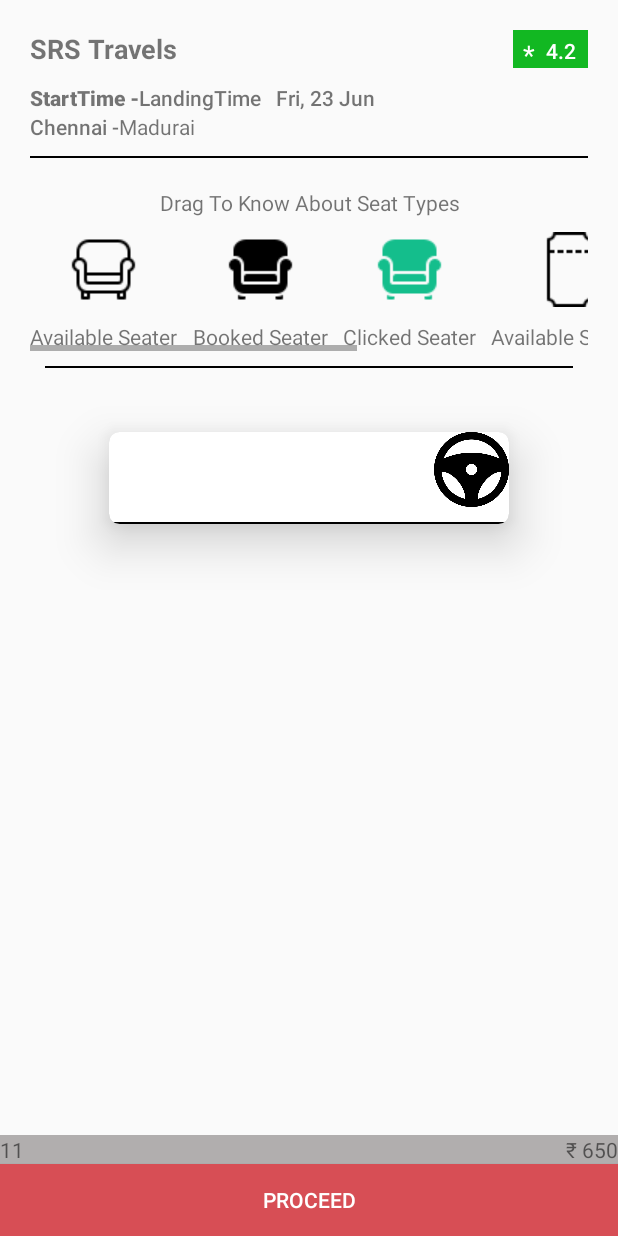
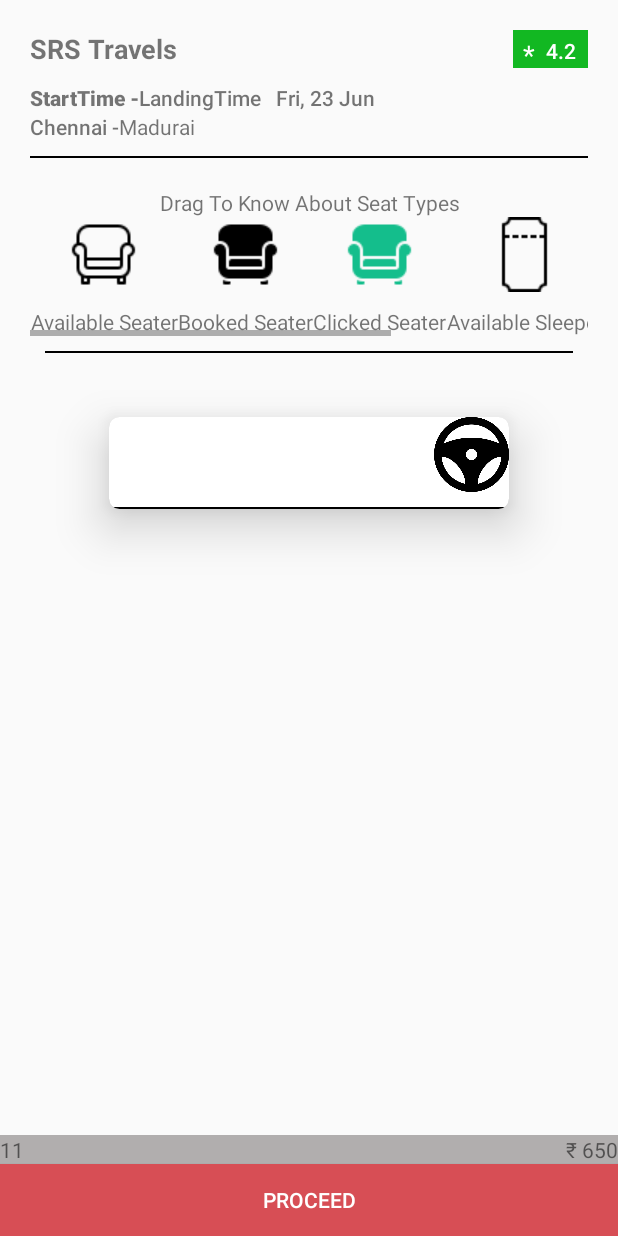
Before and after one commit to shivaneesh0604/BusBooking, an Android app: the layout fragment_selected_trip.xml on its own in the app's theme, with its tools: preview values and no code run, on a phone screen of 412 x 824 dp. Run offline under Robolectric (Android 15) with nearby library versions, the phone set to English and light mode, and no system bars.

Commit message:
Drag Scroll View Image and Text Merged to single

```diff
--- a/app/src/main/java/com/example/busbooking/Model/DataLayer/DataRetriever.kt
+++ b/app/src/main/java/com/example/busbooking/Model/DataLayer/DataRetriever.kt
@@ -1,6 +1,5 @@
 package com.example.busbooking.Model.DataLayer
 
-import android.provider.ContactsContract.Data
 import com.example.busbooking.DataClass.*
 import com.example.busbooking.Entity.Ticket
 import com.example.busbooking.Entity.Trip
--- a/app/src/main/java/com/example/busbooking/Model/Database/Database.kt
+++ b/app/src/main/java/com/example/busbooking/Model/Database/Database.kt
@@ -2,7 +2,6 @@ package com.example.busbooking.Model.Database
 
 import com.example.busbooking.DataClass.PassengerDetailsDataClass
 import com.example.busbooking.DataClass.SelectedRoutesAndDate
-import com.example.busbooking.DataClass.TripDetails
 import com.example.busbooking.Entity.*
 import com.example.busbooking.Enums.BookingStatus
 
@@ -13,7 +12,7 @@ internal object Database {
 
     private val seats: List<Seat> = DataProvider.addSeat()
 
-    private val drivers: List<Driver> = DataProvider.addDrivers()
+//    private val drivers: List<Driver> = DataProvider.addDrivers()
 
     private val passenger: Passenger = Passenger(1, "Shivaneesh", 1234567890, 22)
 
@@ -70,7 +69,7 @@ internal object Database {
     fun updateBooking(passengerDetailsDataClass: List<PassengerDetailsDataClass>, tripId: Int):Boolean {
         val trip = getTrip(tripId)
         for (passengerDetails in passengerDetailsDataClass) {
-            val ticket: Ticket = Ticket(
+            val ticket = Ticket(
                 ticketID,
                 trip!!.tripID,
                 passengerDetails.seatNumber,
--- a/app/src/main/java/com/example/busbooking/View/PassengerDetailsFragment.kt
+++ b/app/src/main/java/com/example/busbooking/View/PassengerDetailsFragment.kt
@@ -41,7 +41,7 @@ class PassengerDetailsFragment(
 
         binding.bookSeatButton.setOnClickListener {
 
-            var check: Boolean = true
+            var check = true
             for (passengerDetails in passengerDatas) {
                 if (passengerDetails.passengerName.isNotEmpty() && passengerDetails.passengerAge.isNotEmpty() && passengerDetails.gender.isNotEmpty()) {
                     check = true
--- a/app/src/main/res/layout/fragment_selected_trip.xml
+++ b/app/src/main/res/layout/fragment_selected_trip.xml
@@ -10,7 +10,10 @@
         android:layout_width="match_parent"
         android:layout_height="match_parent"
         android:layout_alignParentTop="true"
-        android:layout_margin="@dimen/marginStart">
+        android:layout_marginStart="@dimen/marginStart"
+        android:layout_marginTop="@dimen/marginStart"
+        android:layout_marginEnd="@dimen/marginStart"
+        android:layout_marginBottom="@dimen/marginStart">
 
         <LinearLayout
             android:layout_width="match_parent"
@@ -142,128 +145,62 @@
                     android:layout_height="wrap_content"
                     android:orientation="horizontal">
 
-                    <LinearLayout
+                    <TextView
                         android:layout_width="wrap_content"
                         android:layout_height="wrap_content"
-                        android:layout_marginEnd="@dimen/marginStart"
-                        android:orientation="vertical">
-
-                        <ImageView
-                            android:layout_width="wrap_content"
-                            android:layout_height="wrap_content"
-                            android:layout_gravity="center_horizontal"
-                            android:layout_margin="@dimen/marginStart"
                         android:contentDescription="@string/seaterbeforeclick"
-                            android:src="@drawable/seaterbeforeclick" />
+                        android:drawablePadding="@dimen/marginStart"
+                        android:gravity="center_horizontal"
+                        android:text="@string/available"
+                        app:drawableTopCompat="@drawable/seaterbeforeclick" />
 
                     <TextView
                         android:layout_width="wrap_content"
                         android:layout_height="wrap_content"
-                            android:text="@string/available" />
-
-                    </LinearLayout>
-
-                    <LinearLayout
-                        android:layout_width="wrap_content"
-                        android:layout_height="wrap_content"
-                        android:layout_marginEnd="@dimen/marginStart"
-                        android:orientation="vertical">
-
-                        <ImageView
-                            android:layout_width="wrap_content"
-                            android:layout_height="wrap_content"
-                            android:layout_gravity="center_horizontal"
-                            android:layout_margin="@dimen/marginStart"
                         android:contentDescription="@string/seaterbooked"
-                            android:src="@drawable/seaterbooked" />
+                        android:drawablePadding="@dimen/marginStart"
+                        android:gravity="center_horizontal"
+                        android:text="@string/booked_seater"
+                        app:drawableTopCompat="@drawable/seaterbooked" />
 
                     <TextView
                         android:layout_width="wrap_content"
                         android:layout_height="wrap_content"
-                            android:text="@string/booked_seater" />
+                        android:contentDescription="@string/seaterclicked"
+                        android:drawablePadding="@dimen/marginStart"
+                        android:gravity="center_horizontal"
+                        android:text="@string/clicked_seater"
+                        app:drawableTopCompat="@drawable/seaterclicked" />
 
-                    </LinearLayout>
-
-                    <LinearLayout
-                        android:layout_width="wrap_content"
-                        android:layout_height="wrap_content"
-                        android:layout_marginEnd="@dimen/marginStart"
-                        android:orientation="vertical">
-
-                        <ImageView
-                            android:layout_width="wrap_content"
-                            android:layout_height="wrap_content"
-                            android:layout_gravity="center_horizontal"
-                            android:layout_margin="@dimen/marginStart"
-                            android:contentDescription="@string/seaterclicked"
-                            android:src="@drawable/seaterclicked" />
 
                     <TextView
                         android:layout_width="wrap_content"
                         android:layout_height="wrap_content"
-                            android:text="@string/clicked_seater" />
+                        android:contentDescription="@string/sleeperbeforeclick"
+                        android:drawablePadding="@dimen/marginStart"
+                        android:gravity="center_horizontal"
+                        android:text="@string/available_sleeper"
+                        app:drawableTopCompat="@drawable/sleeperbeforeclick" />
 
-                    </LinearLayout>
-
-                    <LinearLayout
-                        android:layout_width="wrap_content"
-                        android:layout_height="wrap_content"
-                        android:layout_marginEnd="@dimen/marginStart"
-                        android:orientation="vertical">
-
-                        <ImageView
-                            android:layout_width="wrap_content"
-                            android:layout_height="wrap_content"
-                            android:layout_gravity="center_horizontal"
-                            android:layout_margin="@dimen/marginStart"
-                            android:contentDescription="@string/sleeperbeforeclick"
-                            android:src="@drawable/sleeperbeforeclick" />
 
                     <TextView
                         android:layout_width="wrap_content"
                         android:layout_height="wrap_content"
-                            android:text="@string/available_sleeper" />
-                    </LinearLayout>
-
-                    <LinearLayout
-                        android:layout_width="wrap_content"
-                        android:layout_height="wrap_content"
-                        android:layout_marginEnd="@dimen/marginStart"
-                        android:orientation="vertical">
-
-                        <ImageView
-                            android:layout_width="wrap_content"
-                            android:layout_height="wrap_content"
-                            android:layout_gravity="center_horizontal"
-                            android:layout_margin="@dimen/marginStart"
                         android:contentDescription="@string/sleeperbooked"
-                            android:src="@drawable/sleeperbooked" />
+                        android:drawablePadding="@dimen/marginStart"
+                        android:gravity="center_horizontal"
+                        android:text="@string/booked_sleeper"
+                        app:drawableTopCompat="@drawable/sleeperbooked" />
 
                     <TextView
                         android:layout_width="wrap_content"
                         android:layout_height="wrap_content"
-                            android:text="@string/booked_sleeper" />
-                    </LinearLayout>
+                        android:contentDescription="@string/sleeperclicked"
+                        android:drawablePadding="@dimen/marginStart"
+                        android:gravity="center_horizontal"
+                        android:text="@string/clicked_sleeper"
+                        app:drawableTopCompat="@drawable/sleeperclicked" />
 
-                    <LinearLayout
-                        android:layout_width="wrap_content"
-                        android:layout_height="wrap_content"
-                        android:layout_marginEnd="@dimen/marginStart"
-                        android:orientation="vertical">
-
-                        <ImageView
-                            android:layout_width="wrap_content"
-                            android:layout_height="wrap_content"
-                            android:layout_gravity="center_horizontal"
-                            android:layout_margin="@dimen/marginStart"
-                            android:contentDescription="@string/sleeperclicked"
-                            android:src="@drawable/sleeperclicked" />
-
-                        <TextView
-                            android:layout_width="wrap_content"
-                            android:layout_height="wrap_content"
-                            android:text="@string/clicked_sleeper" />
-                    </LinearLayout>
                 </LinearLayout>
             </HorizontalScrollView>
 
```
Lines whose indentation alone changed are shown as unchanged.
